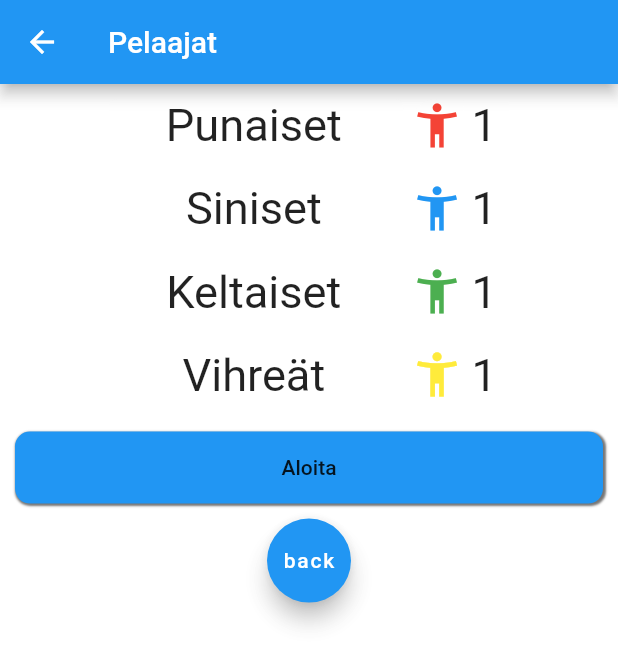
After one commit to Spoam/as-kimble-mobiili, a Flutter app: the PlayerSelectScreen screen opened by its route, on a phone screen of 412 x 824 dp. The commit adds this screen. Shown: the top 666 px of the screen. Run offline on Flutter 3.47's test engine with Material 2 defaults, Android fonts, the phone set to English and light mode, and no system bars.

Commit message:
added screen for choosing team names and player counts

```diff
--- a/lib/player.dart
+++ b/lib/player.dart
@@ -1,11 +1,16 @@
 import 'package:flutter/material.dart';
+
+class PlayerList{
+  List<Player> players = List(4);
+}
 
 class Player{
 
-  Player(this.name,this.color);
+  Player(this.name,this.color, this.players);
 
   final String name;
   final Color color;
+  final int players;
 
   int drinks = 0;
   int drunk = 0;
--- /dev/null
+++ b/lib/playerSelect.dart
@@ -0,0 +1,381 @@
+import 'package:flutter/material.dart';
+import 'package:kimble/player.dart';
+
+class PlayerSelectScreen extends StatefulWidget{
+
+  @override
+  _PlayerSelectScreenState createState() => _PlayerSelectScreenState();
+}
+class _PlayerSelectScreenState extends State<PlayerSelectScreen>{
+
+
+  List<FocusNode> focusNodes = List.generate(8, (node) => FocusNode());
+
+  final redNameReader = TextEditingController(text: 'Punaiset');
+  final redCountReader = TextEditingController(text: '1');
+
+  final blueNameReader = TextEditingController(text: 'Siniset');
+  final blueCountReader = TextEditingController(text: '1');
+
+  final greenNameReader = TextEditingController(text: 'Keltaiset');
+  final greenCountReader = TextEditingController(text: '1');
+
+  final yellowNameReader = TextEditingController(text: 'Vihreät');
+  final yellowCountReader = TextEditingController(text: '1');
+
+
+  void _nextFocus(BuildContext context, int i){
+    focusNodes[i].unfocus();
+    FocusScope.of(context).requestFocus(focusNodes[i + 1]);
+
+  }
+
+  void _startGame(){
+    try{
+
+      Player red = Player(redNameReader.text, Colors.red, int.parse(redCountReader.text));
+      Player blue = Player(blueNameReader.text, Colors.indigo, int.parse(blueCountReader.text));
+      Player green = Player(greenNameReader.text, Colors.green, int.parse(greenCountReader.text));
+      Player yellow = Player(greenNameReader.text, Colors.yellow, int.parse(yellowCountReader.text));
+
+      Navigator.of(context).pushNamed('/playerselect/game', arguments: [red, blue, green, yellow]);
+
+    }on FormatException catch(e){
+      _showDialog(e.message);
+    }
+  }
+
+  void _showDialog(String message) {
+    // flutter defined function
+    showDialog(
+      context: context,
+      builder: (BuildContext context) {
+        // return object of type Dialog
+        return AlertDialog(
+          title: new Text("Viallinen pelaajamäärä"),
+          content: new Text(message),
+          actions: <Widget>[
+            // usually buttons at the bottom of the dialog
+            new FlatButton(
+              child: new Text("Close"),
+              onPressed: () {
+                Navigator.of(context).pop();
+              },
+            ),
+          ],
+        );
+      },
+    );
+  }
+
+  @override
+  void dispose(){
+    redNameReader.dispose();
+    redCountReader.dispose();
+    blueNameReader.dispose();
+    blueCountReader.dispose();
+    greenNameReader.dispose();
+    greenCountReader.dispose();
+    yellowNameReader.dispose();
+    yellowCountReader.dispose();
+    super.dispose();
+  }
+
+    @override
+    Widget build(BuildContext context){
+
+      double width = MediaQuery.of(context).size.width - 20;
+
+      double pieceSize = width / 13;
+
+
+      return Scaffold(
+        backgroundColor: Colors.white30,
+        appBar: AppBar(
+        title:Text('Pelaajat'),
+        ),
+        body:ListView(
+
+          children:[
+            Row(
+              crossAxisAlignment: CrossAxisAlignment.center,
+              textBaseline: TextBaseline.alphabetic,
+              mainAxisAlignment:  MainAxisAlignment.center,
+              children:[
+              Container(
+                width: width / 2,
+                margin: EdgeInsets.fromLTRB(10, 10, 2.5, 10),
+                decoration: BoxDecoration(
+                  color: Colors.white,
+                  borderRadius: BorderRadius.all(Radius.circular(5)),
+                ),                child:
+                  TextFormField(
+                    textInputAction: TextInputAction.next,
+                    textAlign: TextAlign.center,
+                    focusNode: focusNodes[0],
+                    onFieldSubmitted :(term){
+                      _nextFocus(context, 0);
+                    },
+                    controller: redNameReader,
+                    style: TextStyle(
+                      fontSize: pieceSize,
+                    ),
+                    decoration: InputDecoration.collapsed(
+                      hintText: 'Punaiset',
+                    ),
+                  ),
+              ),
+
+              Container(
+                margin: EdgeInsets.fromLTRB(2.5, 10, 0, 10),
+                decoration: BoxDecoration(
+                  color: Colors.white,
+                  borderRadius: BorderRadius.only(topLeft: Radius.circular(20), bottomLeft: Radius.circular(20)),
+                ),
+                child: Icon(Icons.accessibility_new, color: Colors.red, size:pieceSize*1.175),
+              ),
+
+              Container(
+                width: pieceSize,
+                margin: EdgeInsets.fromLTRB(0, 10, 10, 10),
+                color: Colors.white,
+                child:
+                  TextFormField(
+                    keyboardType: TextInputType.number,
+                    textInputAction: TextInputAction.next,
+                    textAlign: TextAlign.center,
+                    focusNode: focusNodes[1],
+                    onFieldSubmitted: (term){
+                      _nextFocus(context, 1);
+                    },
+                    controller: redCountReader,
+                    style: TextStyle(
+                      fontSize: pieceSize,
+                    ),
+                    decoration: InputDecoration.collapsed(
+                      hintText: '1',
+                    ),
+                  ),
+              ),
+            ],
+            ),
+            Row(
+              crossAxisAlignment: CrossAxisAlignment.center,
+              textBaseline: TextBaseline.alphabetic,
+              mainAxisAlignment:  MainAxisAlignment.center,
+              children:[
+                Container(
+                  width: width / 2,
+                  margin: EdgeInsets.fromLTRB(10, 10, 2.5, 10),
+                  decoration: BoxDecoration(
+                    color: Colors.white,
+                    borderRadius: BorderRadius.all(Radius.circular(5)),
+                  ),                             child:
+                    TextFormField(
+                      textInputAction: TextInputAction.next,
+                      textAlign: TextAlign.center,
+                      focusNode: focusNodes[2],
+                      onFieldSubmitted :(term){
+                        _nextFocus(context, 2);
+                      },
+                      controller: blueNameReader,
+                      style: TextStyle(
+                        fontSize: pieceSize,
+                      ),
+                      decoration: InputDecoration.collapsed(
+                        hintText: 'Siniset',
+                      ),
+                  ),
+                ),
+
+                Container(
+                  margin: EdgeInsets.fromLTRB(2.5, 10, 0, 10),
+                  decoration: BoxDecoration(
+                    color: Colors.white,
+                    borderRadius: BorderRadius.only(topLeft: Radius.circular(20), bottomLeft: Radius.circular(20)),
+                  ),
+                  child: Icon(Icons.accessibility_new, color: Colors.blue, size:pieceSize*1.175),
+                ),
+
+                Container(
+                  width: pieceSize,
+                  margin: EdgeInsets.fromLTRB(0, 10, 10, 10),
+                  color: Colors.white,
+                  child:
+                    TextFormField(
+                      keyboardType: TextInputType.number,
+                      textInputAction: TextInputAction.next,
+                      textAlign: TextAlign.center,
+                      focusNode: focusNodes[3],
+                      onFieldSubmitted: (term){
+                        _nextFocus(context, 3);
+                      },
+                      controller: blueCountReader,
+                      style: TextStyle(
+                        fontSize: pieceSize,
+                      ),
+                      decoration: InputDecoration.collapsed(
+                        hintText: '1',
+                      ),
+                  ),
+                ),
+              ],
+            ),
+            Row(
+              crossAxisAlignment: CrossAxisAlignment.center,
+              textBaseline: TextBaseline.alphabetic,
+              mainAxisAlignment:  MainAxisAlignment.center,
+              children:[
+                Container(
+                  width: width / 2,
+                  margin: EdgeInsets.fromLTRB(10, 10, 2.5, 10),
+                  decoration: BoxDecoration(
+                    color: Colors.white,
+                    borderRadius: BorderRadius.all(Radius.circular(5)),
+                  ),                             child:
+                    TextFormField(
+                      textInputAction: TextInputAction.next,
+                      textAlign: TextAlign.center,
+                      focusNode: focusNodes[4],
+                      onFieldSubmitted :(term){
+                        _nextFocus(context, 4);
+                      },
+                      controller: greenNameReader,
+                      style: TextStyle(
+                        fontSize: pieceSize,
+                      ),
+                      decoration: InputDecoration.collapsed(
+                        hintText: 'Vihreät',
+                      ),
+                    ),
+                ),
+
+                Container(
+                  margin: EdgeInsets.fromLTRB(2.5, 10, 0, 10),
+                  decoration: BoxDecoration(
+                    color: Colors.white,
+                    borderRadius: BorderRadius.only(topLeft: Radius.circular(20), bottomLeft: Radius.circular(20)),
+                  ),
+                  child: Icon(Icons.accessibility_new, color: Colors.green, size:pieceSize*1.175),
+                ),
+
+                Container(
+                  width: pieceSize,
+                  margin: EdgeInsets.fromLTRB(0, 10, 10, 10),
+                  color: Colors.white,
+                  child:
+                    TextFormField(
+                      keyboardType: TextInputType.number,
+                      textInputAction: TextInputAction.next,
+                      textAlign: TextAlign.center,
+                      focusNode: focusNodes[5],
+                      onFieldSubmitted: (term){
+                        _nextFocus(context, 5);
+                      },
+                      controller: greenCountReader,
+                      style: TextStyle(
+                        fontSize: pieceSize,
+                      ),
+                      decoration: InputDecoration.collapsed(
+                        hintText: '1',
+                      ),
+                    ),
+                ),
+              ],
+            ),
+            Row(
+              crossAxisAlignment: CrossAxisAlignment.center,
+              textBaseline: TextBaseline.alphabetic,
+              mainAxisAlignment:  MainAxisAlignment.center,
+              children:[
+                Container(
+                  width: width / 2,
+                  margin: EdgeInsets.fromLTRB(10, 10, 2.5, 10),
+                  decoration: BoxDecoration(
+                    color: Colors.white,
+                    borderRadius: BorderRadius.all(Radius.circular(5)),
+                  ),                             child:
+                    TextFormField(
+                      textInputAction: TextInputAction.next,
+                      textAlign: TextAlign.center,
+                      focusNode: focusNodes[6],
+                      onFieldSubmitted :(term){
+                        _nextFocus(context, 6);
+                      },
+                      controller: yellowNameReader,
+                      style: TextStyle(
+                        fontSize: pieceSize,
+                      ),
+                      decoration: InputDecoration.collapsed(
+                        hintText: 'Keltaiset',
+                      ),
+                    ),
+                ),
+
+                Container(
+                  margin: EdgeInsets.fromLTRB(2.5, 10, 0, 10),
+                  decoration: BoxDecoration(
+                    color: Colors.white,
+                    borderRadius: BorderRadius.only(topLeft: Radius.circular(20), bottomLeft: Radius.circular(20)),
+                  ),
+                  child: Icon(Icons.accessibility_new, color: Colors.yellow, size:pieceSize*1.175),
+                ),
+
+                Container(
+                  width: pieceSize,
+                  margin: EdgeInsets.fromLTRB(0, 10, 10, 10),
+                  color: Colors.white,
+                  child:
+                    TextFormField(
+                      keyboardType: TextInputType.number,
+                      textInputAction: TextInputAction.next,
+                      textAlign: TextAlign.center,
+                      focusNode: focusNodes[7],
+                      onFieldSubmitted: (term){
+                        _nextFocus(context, 7);
+                      },
+                      controller: yellowCountReader,
+                      style: TextStyle(
+                        fontSize: pieceSize,
+                      ),
+                      decoration: InputDecoration.collapsed(
+                        hintText: '1',
+                      ),
+                    ),
+                ),
+              ],
+            ),
+            Container(
+              margin: const EdgeInsets.fromLTRB(10,10,10,10),
+              width: width / 2 - 20,
+              decoration: BoxDecoration(
+                  color: Colors.blue,
+                  borderRadius: BorderRadius.all(Radius.circular(10)),
+                  boxShadow:[
+                    BoxShadow(
+                        color: Colors.black54,
+                        offset: Offset(1,1),
+                        blurRadius: 0.5,
+                        spreadRadius: 0.5
+                    ),]
+              ),
+              child: MaterialButton(
+                onPressed: (){
+                  setState(() {
+                    _startGame();
+                  });
+                },
+                child: Text('Aloita'),
+              )
+            ),
+            FloatingActionButton(
+              onPressed:(){
+              Navigator.pop(context);
+              },
+              child:Text('back'),
+          )
+          ],
+        ),
+      );
+    }
+}
```
Also changed, not shown: lib/game.dart (+27 -10 lines), lib/main.dart (+13 -5 lines), lib/winScreen.dart (added, +31 -0 lines).
